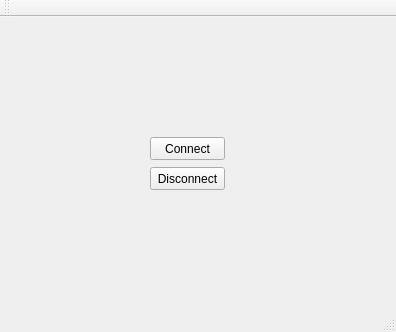
SpenserL/WirelessAudio, file server/WirelessAudioServer/mainwindow.ui: the form before one commit.
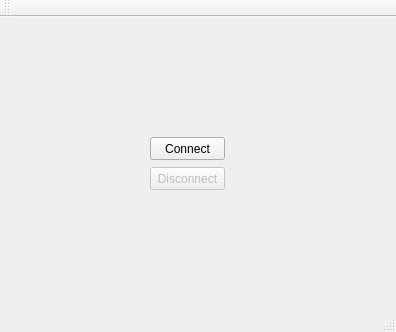
The form after the commit.

Patch:
```diff
--- a/server/WirelessAudioServer/mainwindow.ui
+++ b/server/WirelessAudioServer/mainwindow.ui
@@ -31,6 +31,9 @@
     </property>
    </widget>
    <widget class="QPushButton" name="pushButton_2">
+    <property name="enabled">
+     <bool>false</bool>
+    </property>
     <property name="geometry">
      <rect>
       <x>150</x>
```
